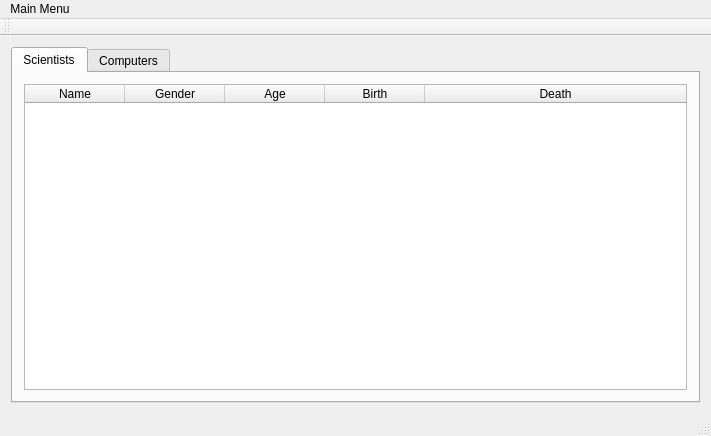
The window that vika3/adalgluggi.ui (editomars/VLN1_h22) describes before a commit, drawn with Qt 5.
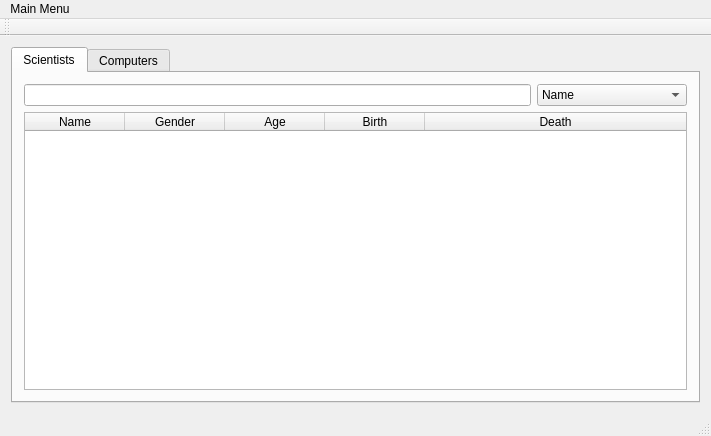
The same window after the commit.

Commit message: byrjun á search

```diff
--- a/vika3/adalgluggi.ui
+++ b/vika3/adalgluggi.ui
@@ -25,6 +25,48 @@
         <string>Scientists</string>
        </attribute>
        <layout class="QVBoxLayout" name="verticalLayout">
+        <item>
+         <layout class="QHBoxLayout" name="horizontalLayout">
+          <item>
+           <widget class="QLineEdit" name="folkFilterText"/>
+          </item>
+          <item>
+           <widget class="QComboBox" name="folkFilterBox">
+            <property name="minimumSize">
+             <size>
+              <width>150</width>
+              <height>0</height>
+             </size>
+            </property>
+            <item>
+             <property name="text">
+              <string>Name</string>
+             </property>
+            </item>
+            <item>
+             <property name="text">
+              <string>Gender</string>
+             </property>
+            </item>
+            <item>
+             <property name="text">
+              <string>Age</string>
+             </property>
+            </item>
+            <item>
+             <property name="text">
+              <string>Birth</string>
+             </property>
+            </item>
+            <item>
+             <property name="text">
+              <string>Death</string>
+             </property>
+            </item>
+           </widget>
+          </item>
+         </layout>
+        </item>
         <item>
          <widget class="QTableWidget" name="folkTable">
           <property name="sortingEnabled">
```
Left out of the diff: 3 changed lines with no effect on the pictures. The commit also changes 2 other files.
